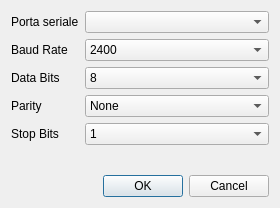
Old version of the form ui/serialconf.ui in the repository nferruzzi/giudice-server.
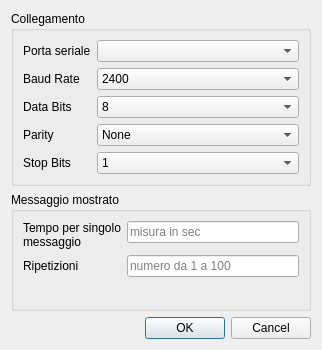
New version of the form.

Commit message: Display: add delay and repeat

What changed in the file:
```diff
--- a/ui/serialconf.ui
+++ b/ui/serialconf.ui
@@ -6,8 +6,8 @@
    <rect>
     <x>0</x>
     <y>0</y>
-    <width>280</width>
-    <height>208</height>
+    <width>322</width>
+    <height>350</height>
    </rect>
   </property>
   <property name="windowTitle">
@@ -16,6 +16,12 @@
   <property name="modal">
    <bool>true</bool>
   </property>
+  <layout class="QVBoxLayout" name="verticalLayout_3">
+   <item>
+    <widget class="QGroupBox" name="groupBox">
+     <property name="title">
+      <string>Collegamento</string>
+     </property>
   <layout class="QVBoxLayout" name="verticalLayout">
    <item>
     <layout class="QFormLayout" name="formLayout">
@@ -94,6 +100,60 @@
       </widget>
      </item>
     </layout>
+      </item>
+     </layout>
+    </widget>
+   </item>
+   <item>
+    <widget class="QGroupBox" name="groupBox_2">
+     <property name="title">
+      <string>Messaggio mostrato</string>
+     </property>
+     <layout class="QVBoxLayout" name="verticalLayout_2">
+      <item>
+       <layout class="QFormLayout" name="formLayout_2">
+        <item row="0" column="0">
+         <widget class="QLabel" name="label_6">
+          <property name="text">
+           <string>Tempo per singolo
+messaggio</string>
+          </property>
+         </widget>
+        </item>
+        <item row="0" column="1">
+         <widget class="QLineEdit" name="delay">
+          <property name="inputMethodHints">
+           <set>Qt::ImhFormattedNumbersOnly</set>
+          </property>
+          <property name="placeholderText">
+           <string>misura in sec</string>
+          </property>
+         </widget>
+        </item>
+        <item row="1" column="0">
+         <widget class="QLabel" name="label_7">
+          <property name="text">
+           <string>Ripetizioni</string>
+          </property>
+         </widget>
+        </item>
+        <item row="1" column="1">
+         <widget class="QLineEdit" name="repeat">
+          <property name="inputMethodHints">
+           <set>Qt::ImhFormattedNumbersOnly</set>
+          </property>
+          <property name="text">
+           <string/>
+          </property>
+          <property name="placeholderText">
+           <string>numero da 1 a 100</string>
+          </property>
+         </widget>
+        </item>
+       </layout>
+      </item>
+     </layout>
+    </widget>
    </item>
    <item>
     <widget class="QDialogButtonBox" name="buttonBox">
```
Lines whose indentation alone changed are shown as unchanged. The commit also changes 5 other files.
